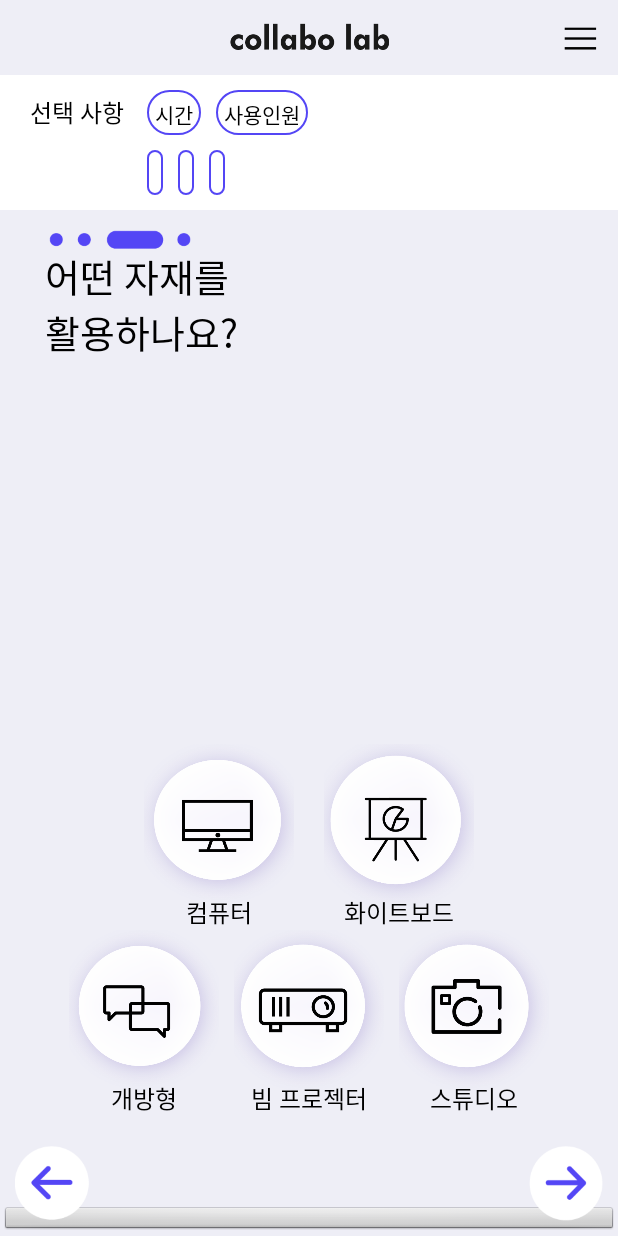
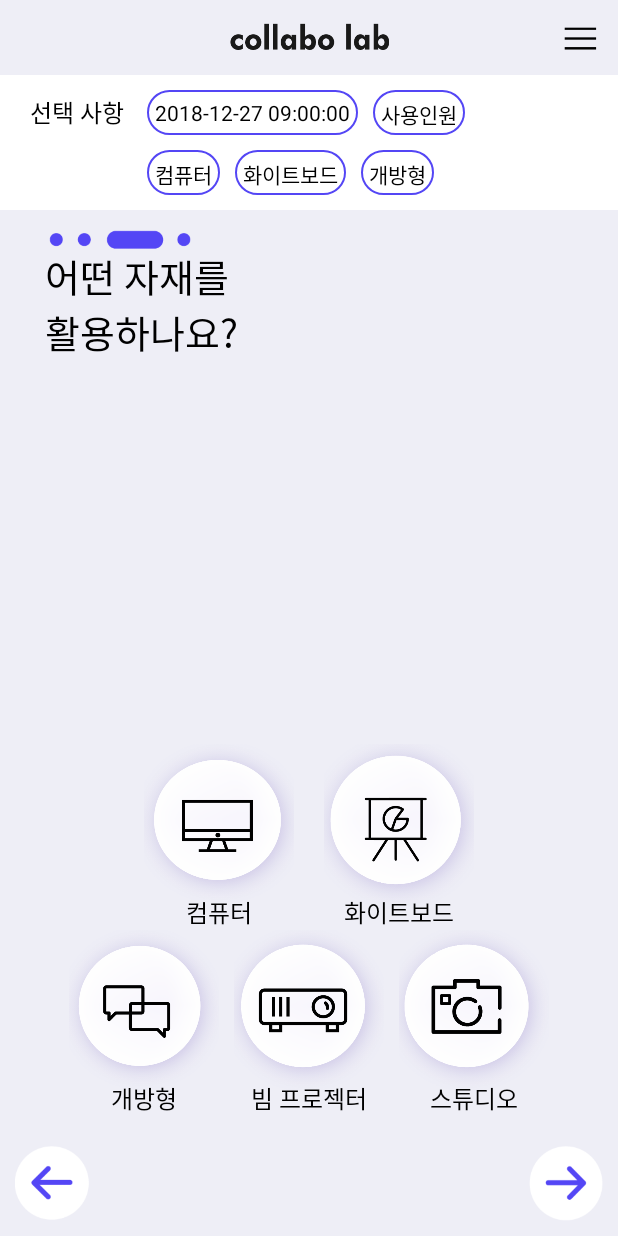
Before and after one commit to qpab7722/collabolab, an Android app: the SetTypeActivity screen opened directly, with no data from a screen before it, after a tap on an icon or button, on a phone screen of 412 x 824 dp. Run offline under Robolectric (Android 15) with nearby library versions, the phone set to English and light mode, and no system bars; our stand-ins replace CircleImageView; 1 statement that could not run was skipped; 2 other taps on this screen came first.

Commit message:
end page item func

```diff
--- a/app/src/main/java/com/collabolab/SetPeopleActivity.java
+++ b/app/src/main/java/com/collabolab/SetPeopleActivity.java
@@ -64,6 +64,7 @@ public class SetPeopleActivity extends Activity {
     View.OnClickListener mnextClickListener = new View.OnClickListener() {
         @Override
         public void onClick(View v) {
+            if(cd.getCapacity()!=null)
             startActivity(intent);
         }};
     View.OnClickListener mpreClickListener = new View.OnClickListener() {
--- a/app/src/main/java/com/collabolab/SetTypeActivity.java
+++ b/app/src/main/java/com/collabolab/SetTypeActivity.java
@@ -31,24 +31,36 @@ import java.net.URL;
 import java.util.ArrayList;
 import java.util.Iterator;
 
+import de.hdodenhof.circleimageview.CircleImageView;
+
 public class SetTypeActivity extends Activity {
 
 
-    Button btn_open,btn_com,btn_board,btn_beam,btn_film, btn_end;
-    TextView tv_peopletag;
+    Button btn_open,btn_com,btn_board,btn_beam,btn_film;
+    TextView tv_peopletag,tv_datetag;
     TextView tv_sel1,tv_sel2,tv_sel3;
     ArrayList<String> selectedType;
+
+    //ArrayList<String> selectedTypeTag;
 
      String capacity;
      String[] itemList;
 
      Intent intent;
+    Condition cd;
+
+    Button btn_next,btn_pre;
 
     @Override
     protected void onCreate(Bundle savedInstanceState) {
         super.onCreate(savedInstanceState);
         setContentView(R.layout.activity_type);
+        cd = Condition.getInstance();
+
+        cd.setItemList(null);
         selectedType=new ArrayList<String>();
+        //selectedTypeTag=new ArrayList<String>();
+
 
         tv_sel1 = findViewById(R.id.tv_typetag1);
         tv_sel2 = findViewById(R.id.tv_typetag2);
@@ -69,12 +81,11 @@ public class SetTypeActivity extends Activity {
         btn_beam.setOnClickListener(mClickListener);
         btn_film.setOnClickListener(mClickListener);
 
-        btn_end= findViewById(R.id.btn_typend);
-        btn_end.setOnClickListener(mendClickListener);
+        tv_datetag=findViewById(R.id.tv_datetag);
+        tv_datetag.setText(cd.getStartDate());
 
         tv_peopletag=findViewById(R.id.tv_peopletag);
-        Intent gintent = getIntent();
-        capacity=  gintent.getStringExtra("capacity").toString();
+        capacity=  cd.getCapacity();
         switch (capacity){
             case "0":
                 tv_peopletag.setText(" 3~5명 ");
@@ -87,14 +98,20 @@ public class SetTypeActivity extends Activity {
                 break;
         }
 
+        btn_next=findViewById(R.id.btn_next);
+        btn_next.setOnClickListener(mnextClickListener);
+
         intent = new Intent(this, RoomReservationActivity.class);
+
+        btn_pre=findViewById(R.id.btn_pre);
+        btn_pre.setOnClickListener(mpreClickListener);
     }
 
     View.OnClickListener mClickListener = new View.OnClickListener() {
         @Override
         public void onClick(View button) {
             Button b = (Button)button;
-            String text = b.getText().toString();
+            String text = b.getTag().toString();
             if(button.isSelected()){
                 //삭제
                 for(Iterator<String> it = selectedType.iterator();it.hasNext();){
@@ -120,34 +137,79 @@ public class SetTypeActivity extends Activity {
         tv_sel3.setVisibility(View.INVISIBLE);
         if(selectedType.size()>0) {
             tv_sel1.setVisibility(View.VISIBLE);
-            tv_sel1.setText(selectedType.get(0));
+            switch (selectedType.get(0)){
+                case "0":
+                    tv_sel1.setText("컴퓨터");
+                    break;
+                case "1":
+                    tv_sel1.setText("화이트보드");
+                    break;
+                case "2":
+                    tv_sel1.setText("개방형");
+                    break;
+                case "3":
+                    tv_sel1.setText("빔 프로젝터");
+                    break;
+                case "4":
+                    tv_sel1.setText("스튜디오");
+                    break;
+            }
         }
         if(selectedType.size()>1){
             tv_sel2.setVisibility(View.VISIBLE);
-            tv_sel2.setText(selectedType.get(1));
+            switch (selectedType.get(1)){
+                case "0":
+                    tv_sel2.setText("컴퓨터");
+                    break;
+                case "1":
+                    tv_sel2.setText("화이트보드");
+                    break;
+                case "2":
+                    tv_sel2.setText("개방형");
+                    break;
+                case "3":
+                    tv_sel2.setText("빔 프로젝터");
+                    break;
+                case "4":
+                    tv_sel2.setText("스튜디오");
+                    break;
+            }
         }
         if(selectedType.size()>2){
             tv_sel3.setVisibility(View.VISIBLE);
-            tv_sel3.setText(selectedType.get(2));
+            switch (selectedType.get(2)){
+                case "0":
+                    tv_sel3.setText("컴퓨터");
+                    break;
+                case "1":
+                    tv_sel3.setText("화이트보드");
+                    break;
+                case "2":
+                    tv_sel3.setText("개방형");
+                    break;
+                case "3":
+                    tv_sel3.setText("빔 프로젝터");
+                    break;
+                case "4":
+                    tv_sel3.setText("스튜디오");
+                    break;
+            }
         }
     }
 
-    View.OnClickListener mendClickListener = new View.OnClickListener() {
+    View.OnClickListener mnextClickListener = new View.OnClickListener() {
         @Override
-        public void onClick(View button) {
-            itemList=new String[selectedType.size()];
-            if(selectedType.size()>0)
-                itemList[0]=selectedType.get(0);
-            if(selectedType.size()>1)
-                itemList[1]=selectedType.get(1);
-            if(selectedType.size()>2)
-                itemList[2]=selectedType.get(2);
-            for(int i =0 ;i<selectedType.size();i++)
-                Log.e("ㅇㅇㅇㅇㅇㅇ","리쮸튜"+itemList[i]);
+        public void onClick(View v) {
+            cd.setItemList(selectedType);
+            Log.e("sdaaaaaaaaaa",cd.getCapacity() + cd.getStartDate()+ cd.getEndDate() +cd.getItemList().size());
+            new JSONTask().execute("http://52.78.178.50/api/android/search/room_search");
+        }};
+    View.OnClickListener mpreClickListener = new View.OnClickListener() {
+        @Override
+        public void onClick(View v) {
+            finish();
+        }};
 
-            new JSONTask().execute("http://52.78.178.50/api/android/search/room_search");
-        }
-    };
     public class JSONTask extends AsyncTask<String, String, String> {
         @Override
         protected String doInBackground(String... urls) {
@@ -156,13 +218,10 @@ public class SetTypeActivity extends Activity {
                 Log.e("ㅇㅇㅇㅇㅇㅇ","돌아간다`할아부지");
                 //JSONObject를 만들고 key value 형식으로 값을 저장해준다.
                 JSONObject jsonObject = new JSONObject();
-                jsonObject.accumulate("capacity", capacity);
-               // String[] test= new String[2];
-                selectedType.add("1");
-                selectedType.add("0");
-                jsonObject.accumulate("itemList", new JSONArray(selectedType) );//new JSONArray(selectedType)
-                jsonObject.accumulate("startDate", "2018-12-27 20:00:00");
-                jsonObject.accumulate("endDate", "2018-12-27 21:00:00");
+                jsonObject.accumulate("capacity", cd.getCapacity());
+                jsonObject.accumulate("itemList", new JSONArray(cd.getItemList()));//new JSONArray(selectedType)
+                jsonObject.accumulate("startDate", cd.getStartDate());
+                jsonObject.accumulate("endDate", cd.getEndDate());
 
                 HttpURLConnection con = null;
                 BufferedReader reader = null;
--- a/app/src/main/res/layout/activity_type.xml
+++ b/app/src/main/res/layout/activity_type.xml
@@ -142,7 +142,8 @@
                 android:layout_height="100dp"
                 android:background="@drawable/com_off"
                 android:scaleX="1.1"
-                android:scaleY="1.1"/>
+                android:scaleY="1.1"
+                android:tag="0"/>
             <TextView
                 android:id="@+id/tv_typecom"
                 android:layout_width="wrap_content"
@@ -166,7 +167,8 @@
             android:layout_height="100dp"
             android:background="@drawable/board_off"
             android:scaleX="1.2"
-            android:scaleY="1.2"/>
+            android:scaleY="1.2"
+            android:tag="1"/>
         <TextView
             android:id="@+id/tv_typeboard"
             android:layout_width="wrap_content"
@@ -190,7 +192,8 @@
                 android:layout_height="100dp"
                 android:background="@drawable/open_off"
                 android:scaleX="1.2"
-                android:scaleY="1.2"/>
+                android:scaleY="1.2"
+                android:tag="2"/>
             <TextView
                 android:id="@+id/tv_typeopen"
                 android:layout_width="wrap_content"
@@ -214,7 +217,8 @@
                 android:layout_height="100dp"
                 android:background="@drawable/beam_off"
                 android:scaleX="1.3"
-                android:scaleY="1.3"/>
+                android:scaleY="1.3"
+                android:tag="3"/>
             <TextView
                 android:id="@+id/tv_typebeam"
                 android:layout_width="wrap_content"
@@ -238,7 +242,8 @@
                 android:layout_height="100dp"
                 android:background="@drawable/camera_off"
                 android:scaleX="1.3"
-                android:scaleY="1.3"/>
+                android:scaleY="1.3"
+                android:tag="4"/>
             <TextView
                 android:id="@+id/tv_typefilm"
                 android:layout_width="wrap_content"
@@ -250,12 +255,6 @@
                 android:textSize="16sp"/>
         </RelativeLayout>
 
-
-        <Button
-            android:id="@+id/btn_typend"
-            android:layout_width="match_parent"
-            android:layout_height="20dp"
-            android:layout_alignParentBottom="true"/>
 
         <Button
             android:id="@+id/btn_pre"
```
